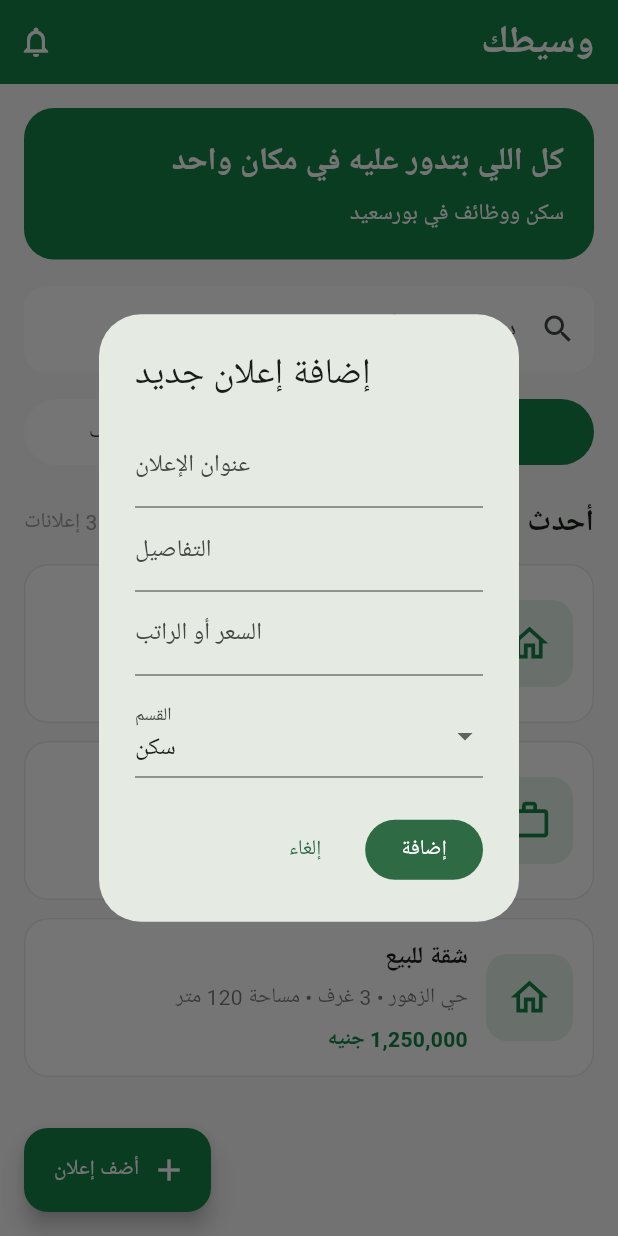
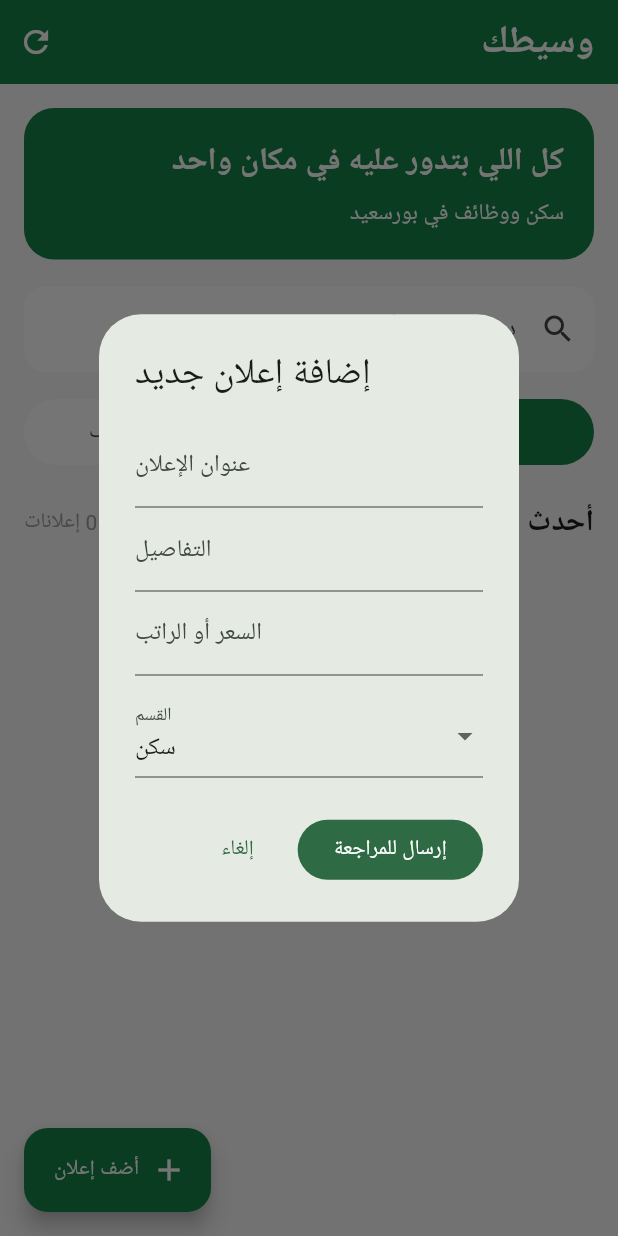
Before and after one commit to abdelazizmohamedgalal/wasitak, a Flutter app: the screen it shows after launch, after a tap on "أضف إعلان", on a phone screen of 412 x 824 dp. Run offline on Flutter 3.47's test engine with Material 3 defaults, Android fonts, the phone set to English and light mode, and no system bars; our stand-ins replace supabase_flutter; accounts and stored records are empty; Roboto replaces fonts that are missing (Arial).

Commit message:
Update main.dart

```diff
--- a/lib/main.dart
+++ b/lib/main.dart
@@ -1,9 +1,25 @@
 
 import 'package:flutter/material.dart';
+import 'package:supabase_flutter/supabase_flutter.dart';
 
-void main() {
+const supabaseUrl = 'https://xjmvzigoptweolpdsfhp.supabase.co';
+const supabaseKey =
+    'sb_publishable_YePsC3nUCuCKqA0Sa997Qg_IJ0eEUVW';
+
+const green = Color(0xFF16834A);
+
+Future<void> main() async {
+  WidgetsFlutterBinding.ensureInitialized();
+
+  await Supabase.initialize(
+    url: supabaseUrl,
+    publishableKey: supabaseKey,
+  );
+
   runApp(const WasitakApp());
 }
+
+final db = Supabase.instance.client;
 
 class WasitakApp extends StatelessWidget {
   const WasitakApp({super.key});
@@ -15,9 +31,7 @@ class WasitakApp extends StatelessWidget {
       title: 'وسيطك',
       theme: ThemeData(
         useMaterial3: true,
-        colorScheme: ColorScheme.fromSeed(
-          seedColor: const Color(0xFF16834A),
-        ),
+        colorScheme: ColorScheme.fromSeed(seedColor: green),
         fontFamily: 'Arial',
       ),
       home: const HomePage(),
@@ -35,39 +49,59 @@ class HomePage extends StatefulWidget {
 class _HomePageState extends State<HomePage> {
   int selectedCategory = 0;
   String search = '';
+  List<Map<String, dynamic>> ads = [];
+  bool loading = true;
+  bool saving = false;
+  String? loadError;
 
-  final List<Map<String, String>> ads = [
-    {
-      'title': 'شقة للإيجار في بورسعيد',
-      'details': 'حي العرب • غرفتان • تشطيب جيد',
-      'price': '6,000 جنيه شهريًا',
-      'category': 'سكن',
-      'icon': 'home',
-    },
-    {
-      'title': 'مطلوب موظف مبيعات',
-      'details': 'بورسعيد • دوام كامل',
-      'price': 'راتب يحدد بالمقابلة',
-      'category': 'وظائف',
-      'icon': 'work',
-    },
-    {
-      'title': 'شقة للبيع',
-      'details': 'حي الزهور • 3 غرف • مساحة 120 متر',
-      'price': '1,250,000 جنيه',
-      'category': 'سكن',
-      'icon': 'home',
-    },
-  ];
+  @override
+  void initState() {
+    super.initState();
+    _loadAds();
+  }
+
+  Future<void> _loadAds() async {
+    if (mounted) {
+      setState(() {
+        loading = true;
+        loadError = null;
+      });
+    }
+
+    try {
+      final response = await db
+          .from('listings')
+          .select()
+          .eq('status', 'published')
+          .order('created_at', ascending: false);
+
+      if (!mounted) return;
+      setState(() {
+        ads = List<Map<String, dynamic>>.from(response);
+        loading = false;
+      });
+    } catch (e) {
+      if (!mounted) return;
+      setState(() {
+        loading = false;
+        loadError = 'تعذر تحميل الإعلانات. تأكد من اتصال الإنترنت.';
+      });
+    }
+  }
 
   @override
   Widget build(BuildContext context) {
     final filteredAds = ads.where((ad) {
+      final category = ad['category'] == 'housing' ? 'سكن' : 'وظائف';
       final matchesCategory = selectedCategory == 0 ||
-          (selectedCategory == 1 && ad['category'] == 'سكن') ||
-          (selectedCategory == 2 && ad['category'] == 'وظائف');
+          (selectedCategory == 1 && category == 'سكن') ||
+          (selectedCategory == 2 && category == 'وظائف');
+
+      final title = (ad['title'] ?? '').toString();
+      final details = (ad['description'] ?? '').toString();
       final matchesSearch =
-          ad['title']!.contains(search) || ad['details']!.contains(search);
+          title.contains(search) || details.contains(search);
+
       return matchesCategory && matchesSearch;
     }).toList();
 
@@ -76,7 +110,7 @@ class _HomePageState extends State<HomePage> {
       child: Scaffold(
         backgroundColor: const Color(0xFFF6F8F6),
         appBar: AppBar(
-          backgroundColor: const Color(0xFF16834A),
+          backgroundColor: green,
           foregroundColor: Colors.white,
           title: const Text(
             'وسيطك',
@@ -84,18 +118,21 @@ class _HomePageState extends State<HomePage> {
           ),
           actions: [
             IconButton(
-              onPressed: () {},
-              icon: const Icon(Icons.notifications_none),
+              onPressed: _loadAds,
+              icon: const Icon(Icons.refresh),
+              tooltip: 'تحديث الإعلانات',
             ),
           ],
         ),
-        body: ListView(
+        body: RefreshIndicator(
+          onRefresh: _loadAds,
+          child: ListView(
             padding: const EdgeInsets.all(16),
             children: [
               Container(
                 padding: const EdgeInsets.all(20),
                 decoration: BoxDecoration(
-                color: const Color(0xFF16834A),
+                  color: green,
                   borderRadius: BorderRadius.circular(20),
                 ),
                 child: const Column(
@@ -119,7 +156,8 @@ class _HomePageState extends State<HomePage> {
               ),
               const SizedBox(height: 18),
               TextField(
-              onChanged: (value) => setState(() => search = value.trim()),
+                onChanged: (value) =>
+                    setState(() => search = value.trim()),
                 decoration: InputDecoration(
                   hintText: 'دور على شقة أو وظيفة...',
                   prefixIcon: const Icon(Icons.search),
@@ -147,7 +185,10 @@ class _HomePageState extends State<HomePage> {
                 children: [
                   const Text(
                     'أحدث الإعلانات',
-                  style: TextStyle(fontSize: 20, fontWeight: FontWeight.bold),
+                    style: TextStyle(
+                      fontSize: 20,
+                      fontWeight: FontWeight.bold,
+                    ),
                   ),
                   Text(
                     '${filteredAds.length} إعلانات',
@@ -156,18 +197,40 @@ class _HomePageState extends State<HomePage> {
                 ],
               ),
               const SizedBox(height: 12),
-            if (filteredAds.isEmpty)
+              if (loading)
+                const Padding(
+                  padding: EdgeInsets.all(30),
+                  child: Center(child: CircularProgressIndicator()),
+                )
+              else if (loadError != null)
+                Padding(
+                  padding: const EdgeInsets.all(20),
+                  child: Column(
+                    children: [
+                      Text(loadError!),
+                      TextButton(
+                        onPressed: _loadAds,
+                        child: const Text('حاول مرة أخرى'),
+                      ),
+                    ],
+                  ),
+                )
+              else if (filteredAds.isEmpty)
                 const Padding(
                   padding: EdgeInsets.all(24),
-                child: Center(child: Text('مفيش إعلانات مطابقة للبحث')),
+                  child: Center(
+                    child: Text('مفيش إعلانات منشورة حاليًا'),
                   ),
-            ...filteredAds.map((ad) => _adCard(ad)),
+                )
+              else
+                ...filteredAds.map(_adCard),
             ],
           ),
+        ),
         floatingActionButton: FloatingActionButton.extended(
-          backgroundColor: const Color(0xFF16834A),
+          backgroundColor: green,
           foregroundColor: Colors.white,
-          onPressed: () => _showAddAdDialog(),
+          onPressed: saving ? null : _showAddAdDialog,
           icon: const Icon(Icons.add),
           label: const Text('أضف إعلان'),
         ),
@@ -177,11 +240,11 @@ class _HomePageState extends State<HomePage> {
 
   Widget _categoryButton(String label, int index) {
     final selected = selectedCategory == index;
+
     return Expanded(
       child: FilledButton(
         style: FilledButton.styleFrom(
-          backgroundColor:
-              selected ? const Color(0xFF16834A) : Colors.white,
+          backgroundColor: selected ? green : Colors.white,
           foregroundColor: selected ? Colors.white : Colors.black87,
           padding: const EdgeInsets.symmetric(vertical: 12),
         ),
@@ -191,7 +254,13 @@ class _HomePageState extends State<HomePage> {
     );
   }
 
-  Widget _adCard(Map<String, String> ad) {
+  Widget _adCard(Map<String, dynamic> ad) {
+    final isJob = ad['category'] == 'jobs';
+    final title = (ad['title'] ?? '').toString();
+    final description = (ad['description'] ?? '').toString();
+    final location = (ad['location'] ?? 'بورسعيد').toString();
+    final price = (ad['price_text'] ?? '').toString();
+
     return Card(
       color: Colors.white,
       elevation: 0,
@@ -212,8 +281,8 @@ class _HomePageState extends State<HomePage> {
                 borderRadius: BorderRadius.circular(14),
               ),
               child: Icon(
-                ad['icon'] == 'work' ? Icons.work_outline : Icons.home_outlined,
-                color: const Color(0xFF16834A),
+                isJob ? Icons.work_outline : Icons.home_outlined,
+                color: green,
                 size: 30,
               ),
             ),
@@ -223,7 +292,7 @@ class _HomePageState extends State<HomePage> {
                 crossAxisAlignment: CrossAxisAlignment.start,
                 children: [
                   Text(
-                    ad['title']!,
+                    title,
                     style: const TextStyle(
                       fontSize: 16,
                       fontWeight: FontWeight.bold,
@@ -231,14 +300,14 @@ class _HomePageState extends State<HomePage> {
                   ),
                   const SizedBox(height: 5),
                   Text(
-                    ad['details']!,
+                    '$location • $description',
                     style: const TextStyle(color: Colors.black54),
                   ),
                   const SizedBox(height: 7),
                   Text(
-                    ad['price']!,
+                    price.isEmpty ? 'السعر عند التواصل' : price,
                     style: const TextStyle(
-                      color: Color(0xFF16834A),
+                      color: green,
                       fontWeight: FontWeight.bold,
                     ),
                   ),
@@ -251,13 +320,13 @@ class _HomePageState extends State<HomePage> {
     );
   }
 
-  void _showAddAdDialog() {
+  Future<void> _showAddAdDialog() async {
     final titleController = TextEditingController();
     final detailsController = TextEditingController();
     final priceController = TextEditingController();
     String category = 'سكن';
 
-    showDialog(
+    await showDialog(
       context: context,
       builder: (dialogContext) => StatefulBuilder(
         builder: (context, refreshDialog) => AlertDialog(
@@ -268,15 +337,21 @@ class _HomePageState extends State<HomePage> {
               children: [
                 TextField(
                   controller: titleController,
-                  decoration: const InputDecoration(labelText: 'عنوان الإعلان'),
+                  decoration: const InputDecoration(
+                    labelText: 'عنوان الإعلان',
+                  ),
                 ),
                 TextField(
                   controller: detailsController,
-                  decoration: const InputDecoration(labelText: 'التفاصيل'),
+                  decoration: const InputDecoration(
+                    labelText: 'التفاصيل',
+                  ),
                 ),
                 TextField(
                   controller: priceController,
-                  decoration: const InputDecoration(labelText: 'السعر أو الراتب'),
+                  decoration: const InputDecoration(
+                    labelText: 'السعر أو الراتب',
+                  ),
                 ),
                 const SizedBox(height: 12),
                 DropdownButtonFormField<String>(
@@ -301,22 +376,62 @@ class _HomePageState extends State<HomePage> {
               child: const Text('إلغاء'),
             ),
             FilledButton(
-              onPressed: () {
-                if (titleController.text.trim().isEmpty) return;
-                setState(() {
-                  ads.insert(0, {
-                    'title': titleController.text.trim(),
-                    'details': detailsController.text.trim(),
-                    'price': priceController.text.trim().isEmpty
+              onPressed: () async {
+                final title = titleController.text.trim();
+                if (title.isEmpty || saving) return;
+
+                setState(() => saving = true);
+                Navigator.pop(dialogContext);
+
+                try {
+                  var user = db.auth.currentUser;
+
+                  if (user == null) {
+                    final authResponse =
+                        await db.auth.signInAnonymously();
+                    user = authResponse.user;
+                  }
+
+                  if (user == null) {
+                    throw Exception('تعذر إنشاء جلسة مستخدم');
+                  }
+
+                  await db.from('listings').insert({
+                    'title': title,
+                    'description': detailsController.text.trim(),
+                    'category': category == 'سكن' ? 'housing' : 'jobs',
+                    'price_text': priceController.text.trim().isEmpty
                         ? 'السعر عند التواصل'
                         : priceController.text.trim(),
-                    'category': category,
-                    'icon': category == 'وظائف' ? 'work' : 'home',
+                    'location': 'بورسعيد',
+                    'user_id': user.id,
+                    'status': 'pending',
                   });
-                });
-                Navigator.pop(dialogContext);
+
+                  if (!mounted) return;
+                  ScaffoldMessenger.of(this.context).showSnackBar(
+                    const SnackBar(
+                      content: Text(
+                        'تم إرسال إعلانك للمراجعة بنجاح',
+                      ),
+                    ),
+                  );
+                } catch (e) {
+                  if (!mounted) return;
+                  ScaffoldMessenger.of(this.context).showSnackBar(
+                    SnackBar(
+                      content: Text('تعذر حفظ الإعلان: $e'),
+                    ),
+                  );
+                } finally {
+                  titleController.dispose();
+                  detailsController.dispose();
+                  priceController.dispose();
+
+                  if (mounted) setState(() => saving = false);
+                }
               },
-              child: const Text('إضافة'),
+              child: const Text('إرسال للمراجعة'),
             ),
           ],
         ),
```
Lines whose indentation alone changed are shown as unchanged.
